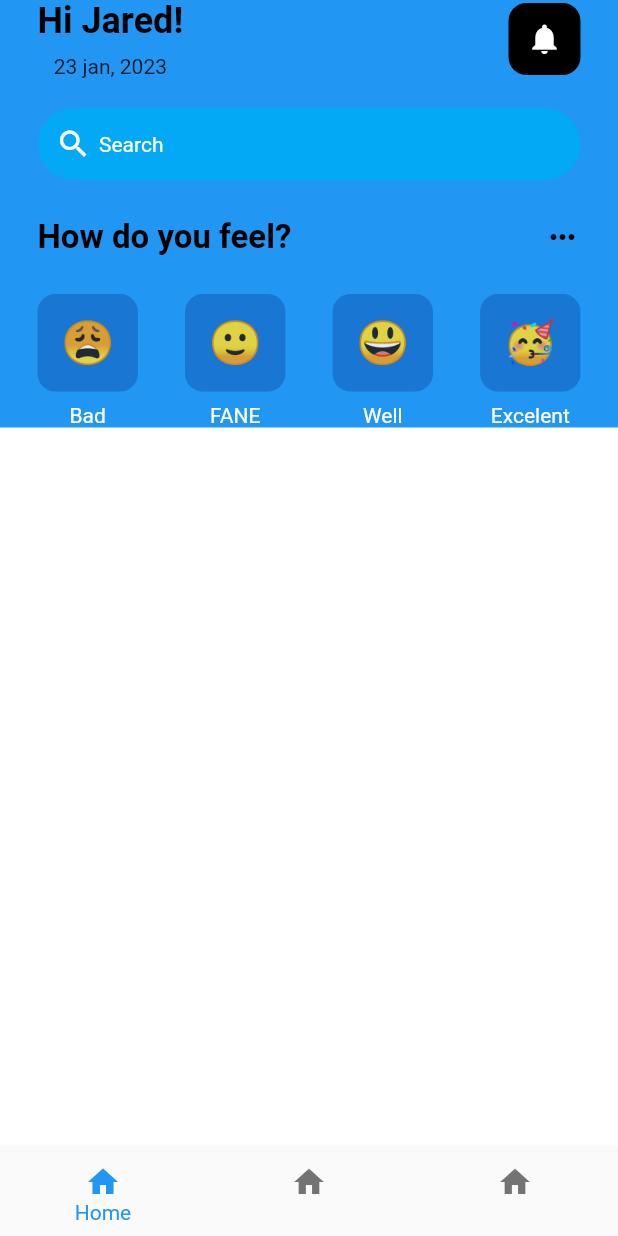
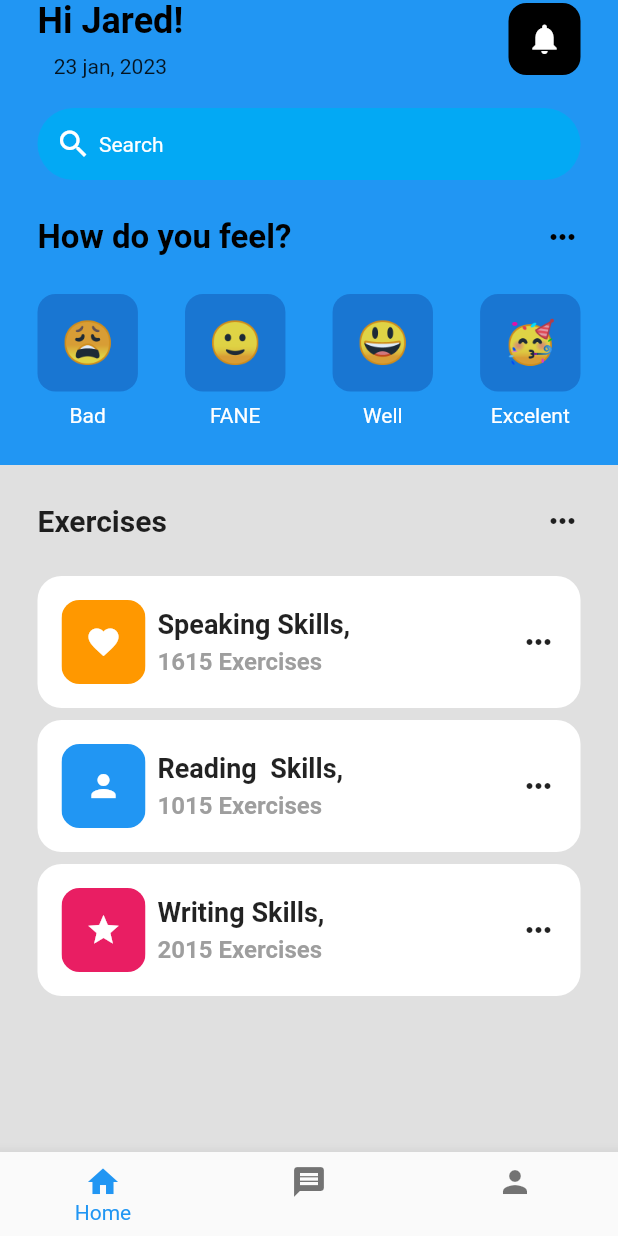
Before and after one commit to nurlanabdyrakhman/back_desing, a Flutter app: the screen it shows after launch, on a phone screen of 412 x 824 dp. Run offline on Flutter 3.47's test engine with Material 2 defaults, Android fonts, the phone set to English and light mode, and no system bars.

Commit message:
Home Page

```diff
--- a/lib/Pages/home_page.dart
+++ b/lib/Pages/home_page.dart
@@ -1,4 +1,5 @@
 import 'package:back_desing/utils/emoticon_face.dart';
+import 'package:back_desing/utils/exercise_tile.dart';
 import 'package:flutter/material.dart';
 
 class HomePage extends StatefulWidget {
@@ -11,20 +12,20 @@ class HomePage extends StatefulWidget {
 class _HomePageState extends State<HomePage> {
   @override
   Widget build(BuildContext context) {
-
     return Scaffold(
       backgroundColor: Colors.blue,
-       bottomNavigationBar:BottomNavigationBar(items: [
-      BottomNavigationBarItem(icon: Icon(Icons.home),label: 'Home'),
-       BottomNavigationBarItem(icon: Icon(Icons.home),label:'' ),
-        BottomNavigationBarItem(icon: Icon(Icons.home),label: ''),
-
-    ],),
+      bottomNavigationBar: BottomNavigationBar(
+        items: [
+          BottomNavigationBarItem(icon: Icon(Icons.home), label: 'Home'),
+          BottomNavigationBarItem(icon: Icon(Icons.message), label: ''),
+          BottomNavigationBarItem(icon: Icon(Icons.person), label: ''),
+        ],
+      ),
       body: SafeArea(
         child: Column(
           children: [
             Padding(
-              padding: const EdgeInsets.symmetric(horizontal: 25 ),
+              padding: const EdgeInsets.symmetric(horizontal: 25),
               child: Column(
                 children: [
                   Row(
@@ -70,7 +71,7 @@ class _HomePageState extends State<HomePage> {
                   ),
                   Container(
                     child: Padding(
-                      padding: EdgeInsets.all(12),
+                      padding: const EdgeInsets.all(12),
                       child: Row(
                         children: [
                           Icon(
@@ -97,7 +98,7 @@ class _HomePageState extends State<HomePage> {
                   ),
                   Row(
                     mainAxisAlignment: MainAxisAlignment.spaceBetween,
-                    children: [
+                    children: const [
                       Text(
                         'How do you feel?',
                         style: TextStyle(
@@ -134,45 +135,106 @@ class _HomePageState extends State<HomePage> {
                       ),
                       Column(
                         children: [
-                        EmoticonFace(emoticonFace: '🙂',),
-                        const SizedBox(height: 8,),
-                        const Text('FANE',style: TextStyle(
-                          color: Colors.white
-                        ),)
+                          EmoticonFace(
+                            emoticonFace: '🙂',
+                          ),
+                          const SizedBox(
+                            height: 8,
+                          ),
+                          const Text(
+                            'FANE',
+                            style: TextStyle(color: Colors.white),
+                          )
                         ],
                       ),
                       Column(
                         children: [
-                        EmoticonFace(emoticonFace: '😃',),
-                        const SizedBox(height: 8,),
-                        const Text('Well',style: TextStyle(
-                          color: Colors.white
-                        ),)
+                          EmoticonFace(
+                            emoticonFace: '😃',
+                          ),
+                          const SizedBox(
+                            height: 8,
+                          ),
+                          const Text(
+                            'Well',
+                            style: TextStyle(color: Colors.white),
+                          )
                         ],
                       ),
                       Column(
                         children: [
-                        EmoticonFace(emoticonFace: '🥳',),
-                        const SizedBox(height: 8,),
-                        const Text('Excelent',style: TextStyle(
-                          color: Colors.white
-                        ),)
+                          EmoticonFace(
+                            emoticonFace: '🥳',
+                          ),
+                          const SizedBox(
+                            height: 8,
+                          ),
+                          const Text(
+                            'Excelent',
+                            style: TextStyle(color: Colors.white),
+                          ),
                         ],
                       ),
                     ],
                   ),
-
-
                 ],
               ),
             ),
-
+            const SizedBox(
+              height: 25,
+            ),
             Expanded(
-
               child: Container(
-                      color: Colors.white,
+                color: Colors.grey[300],
+                padding: const EdgeInsets.all(25),
+                child: Center(
+                  child: Column(
+                    children: [
+                      Row(
+                        mainAxisAlignment: MainAxisAlignment.spaceBetween,
+                        children: const [
+                          Text(
+                            'Exercises',
+                            style: TextStyle(
+                              fontWeight: FontWeight.bold,
+                              fontSize: 20,
+                            ),
+                          ),
+                          Icon(Icons.more_horiz),
+                        ],
+                      ),
+                      const SizedBox(
+                        height: 25,
+                      ),
+                      Expanded(
+                        child: ListView(
+                          children: const[
+                            ExerciseTile(
+                              icon: Icons.favorite,
+                              exercisiName: 'Speaking Skills,',
+                              numberOfExercises: 16,
+                              color: Colors.orange,
+                            ),
+                            ExerciseTile(
+                               icon: Icons.person,
+                              exercisiName: 'Reading  Skills,',
+                              numberOfExercises: 10,
+                              color: Colors.blue,
+                            ),
+                            ExerciseTile(
+                               icon: Icons.star,
+                              exercisiName: 'Writing Skills,',
+                              numberOfExercises: 20,
+                              color: Colors.pink,
+                            ),
+                          ],
                         ),
                       )
+                    ],
+                  ),
+                ),
+              ),
+            ),
           ],
         ),
       ),
--- /dev/null
+++ b/lib/utils/exercise_tile.dart
@@ -0,0 +1,74 @@
+import 'package:flutter/material.dart';
+
+class ExerciseTile extends StatelessWidget {
+  const ExerciseTile({
+    super.key,
+    required this.icon,
+    required this.exercisiName,
+    required this.numberOfExercises,
+     required this.color,
+  });
+  final IconData icon;
+  final String exercisiName;
+  final int numberOfExercises;
+  final Color color;
+  @override
+  Widget build(BuildContext context) {
+    return Padding(
+      padding: const EdgeInsets.only(bottom: 8),
+      child: Container(
+        padding: const EdgeInsets.all(16),
+        decoration: BoxDecoration(
+          color: Colors.white,
+          borderRadius: BorderRadius.circular(16),
+        ),
+        child: Row(
+          mainAxisAlignment: MainAxisAlignment.spaceBetween,
+          children: [
+            Row(
+              children: [
+                ClipRRect(
+                  borderRadius: BorderRadius.circular(12),
+                  child: Container(
+                    padding: const EdgeInsets.all(16),
+                    color: color,
+                    child:  Icon(
+                      icon,
+                      color: Colors.white,
+                    ),
+                  ),
+                ),
+                const SizedBox(
+                  width: 8,
+                ),
+                Column(
+                  crossAxisAlignment: CrossAxisAlignment.start,
+                  children:  [
+                    Text(
+                      exercisiName,
+                      style: const TextStyle(
+                        fontWeight: FontWeight.bold,
+                        fontSize: 18,
+                      ),
+                    ),
+                    const SizedBox(
+                      height: 5,
+                    ),
+                    Text(
+                    numberOfExercises.toString()+ '15 Exercises',
+                      style: const TextStyle(
+                          fontWeight: FontWeight.bold,
+                          fontSize: 16,
+                          color: Colors.grey),
+                    ),
+                  ],
+                ),
+              ],
+            ),
+            const Icon(Icons.more_horiz)
+          ],
+        ),
+      ),
+    );
+  }
+}
```
Lines whose indentation alone changed are shown as unchanged.
